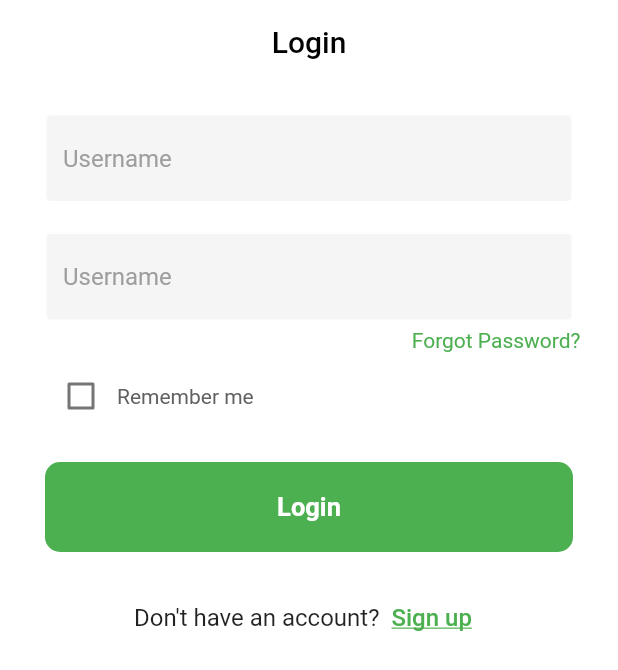
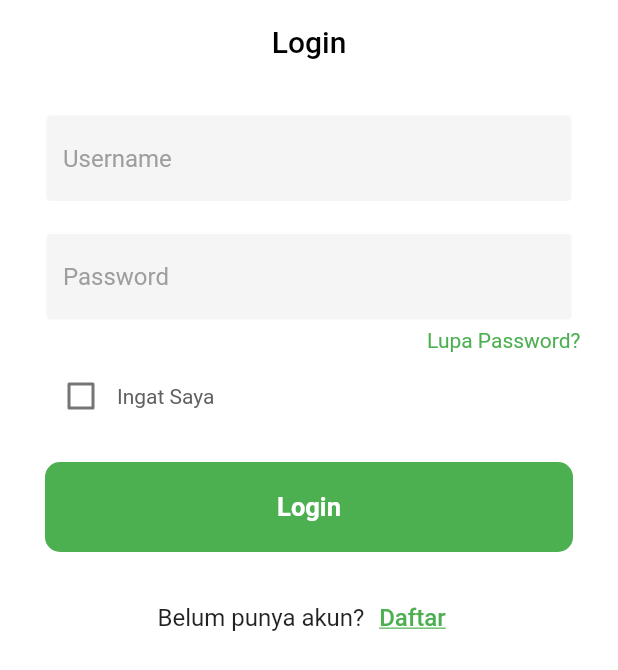
Before and after one commit to michaellay19/BEBAS_UAS, a Flutter app: the screen it shows after launch, on a phone screen of 412 x 824 dp. Shown: the top 670 px of the screen. Run offline on Flutter 3.47's test engine with Material 2 defaults, Android fonts, the phone set to English and light mode, and no system bars.

Commit message:
mengubah bahasa

```diff
--- a/lib/login.dart
+++ b/lib/login.dart
@@ -84,7 +84,7 @@ class _LoginPageState extends State<LoginPage> {
                     ),
                     fillColor: Colors.grey[250],
                     filled: true,
-                    hintText: 'Username',
+                    hintText: 'Password',
                     hintStyle: TextStyle(color: Colors.grey[500])),
               ),
             ),
@@ -97,7 +97,7 @@ class _LoginPageState extends State<LoginPage> {
                 mainAxisAlignment: MainAxisAlignment.end,
                 children: [
                   Text(
-                    'Forgot Password?',
+                    'Lupa Password?',
                     style: TextStyle(color: Colors.green),
                   )
                 ],
@@ -120,7 +120,7 @@ class _LoginPageState extends State<LoginPage> {
                     },
                   ),
                   Text(
-                    'Remember me',
+                    'Ingat Saya',
                     style: TextStyle(color: Colors.grey[700]),
                   )
                 ],
@@ -173,7 +173,7 @@ class _LoginPageState extends State<LoginPage> {
               mainAxisAlignment: MainAxisAlignment.center,
               children: [
                 const Text(
-                  'Don\'t have an account?',
+                  'Belum punya akun?',
                   style: TextStyle(fontSize: 16),
                 ),
                 TextButton(
@@ -186,7 +186,7 @@ class _LoginPageState extends State<LoginPage> {
                     );
                   },
                   child: const Text(
-                    'Sign up',
+                    'Daftar',
                     style: TextStyle(
                       fontSize: 16,
                       color: Colors.green,
--- a/lib/register.dart
+++ b/lib/register.dart
@@ -23,7 +23,7 @@ class _RegisterPageState extends State<RegisterPage> {
         elevation: 0,
         centerTitle: true,
         title: Text(
-          "Sign Up",
+          "Daftar",
           style: TextStyle(
             color: Colors.black,
           ),
@@ -95,7 +95,7 @@ class _RegisterPageState extends State<RegisterPage> {
                     ),
                     fillColor: Colors.grey[250],
                     filled: true,
-                    hintText: 'Confirm Password',
+                    hintText: 'Konfirmasi Password',
                     hintStyle: TextStyle(color: Colors.grey[500])),
               ),
             ),
@@ -110,13 +110,13 @@ class _RegisterPageState extends State<RegisterPage> {
                   showDialog(
                     context: context,
                     builder: (context) =>
-                        errorDialog(context, 'Fill all textfield'),
+                        errorDialog(context, 'Isi semua form'),
                   );
                 } else if (passwordController.text != confirmController.text) {
                   showDialog(
                     context: context,
                     builder: (context) =>
-                        errorDialog(context, 'Password are not the same'),
+                        errorDialog(context, 'Password tidak sama'),
                   );
                 } else {
                   showDialog(
@@ -134,7 +134,7 @@ class _RegisterPageState extends State<RegisterPage> {
                 ),
                 child: Center(
                   child: Text(
-                    'Sign Up',
+                    'Daftar',
                     style: TextStyle(
                       color: Colors.white,
                       fontWeight: FontWeight.bold,
@@ -151,7 +151,7 @@ class _RegisterPageState extends State<RegisterPage> {
               mainAxisAlignment: MainAxisAlignment.center,
               children: [
                 const Text(
-                  'Already have an account?',
+                  'Sudah punya akun?',
                   style: TextStyle(fontSize: 16),
                 ),
                 TextButton(
@@ -183,7 +183,7 @@ class _RegisterPageState extends State<RegisterPage> {
 
 errorDialog(BuildContext context, String msg) {
   return AlertDialog(
-    title: const Text('Sign Up Error!'),
+    title: const Text('Gagal Mendaftar!'),
     content: Text(msg),
     actions: [
       TextButton(
@@ -198,8 +198,8 @@ errorDialog(BuildContext context, String msg) {
 
 successDialog(BuildContext context) {
   return AlertDialog(
-    title: const Text('Sign Up Success!'),
-    content: const Text('Data has been saved'),
+    title: const Text('Pendaftaran Sukses!'),
+    content: const Text('Data telah disimpan'),
     actions: [
       TextButton(
         onPressed: () {
```
